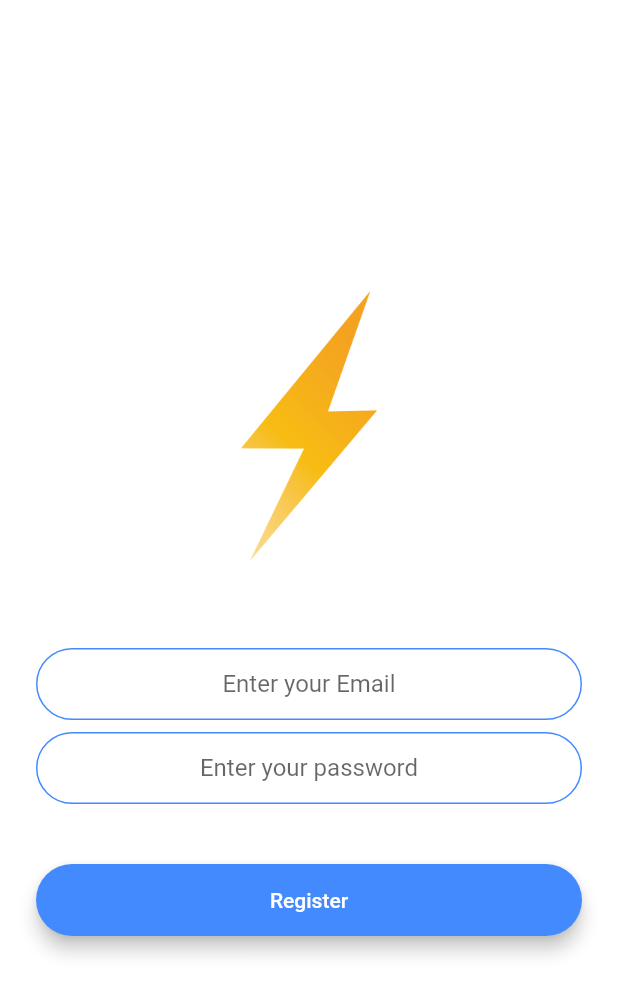
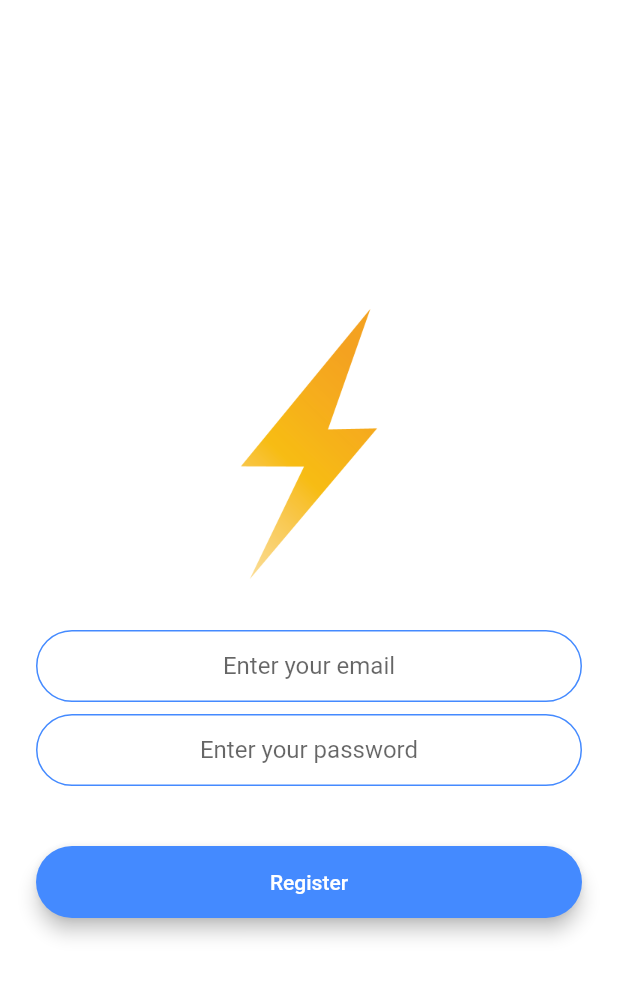
Before and after one commit to buba-oss/amochat, a Flutter app: the RegistrationScreen screen opened by its route, on a phone screen of 412 x 824 dp. Shown: the top 995 px of the screen. Run offline on Flutter 3.47's test engine with Material 2 defaults, Android fonts, the phone set to English and light mode, and no system bars; drawn by our look-alikes of modal_progress_hud_nsn; our stand-ins replace animated_text_kit, cloud_firestore, firebase_auth, firebase_core; accounts and stored records are empty.

```diff
--- /dev/null
+++ b/lib/ modal_progress_hud/modal_progress_hud.dart
@@ -0,0 +1 @@
+// TODO Implement this library.
--- a/lib/components/rounded_button.dart
+++ b/lib/components/rounded_button.dart
@@ -7,7 +7,6 @@ class RoundedButton extends StatelessWidget {
   final Color colour;
   final String title;
   final Function onPressed;
-
   @override
   Widget build(BuildContext context) {
     return Padding(
--- a/lib/main.dart
+++ b/lib/main.dart
@@ -7,7 +7,6 @@ import 'package:flutter/material.dart';
 
 void main() async {
   WidgetsFlutterBinding.ensureInitialized();
-
   await Firebase.initializeApp();
   runApp(AmoChat());
 }
--- a/lib/screens/registration_screen.dart
+++ b/lib/screens/registration_screen.dart
@@ -1,7 +1,9 @@
 import 'package:amochat/constants.dart';
 import 'package:amochat/screens/chat_screen.dart';
+import 'package:firebase_auth/firebase_auth.dart';
 import 'package:flutter/material.dart';
 import 'package:amochat/components/rounded_button.dart';
+import 'package:modal_progress_hud_nsn/modal_progress_hud_nsn.dart';
 
 class RegistrationScreen extends StatefulWidget {
   static const String id = 'registration_screen';
@@ -12,7 +14,7 @@ class RegistrationScreen extends StatefulWidget {
 }
 
 class _RegistrationScreenState extends State<RegistrationScreen> {
-
+  bool showSpinner = false;
   late String  email;
   late String password;
 
@@ -22,21 +24,25 @@ class _RegistrationScreenState extends State<RegistrationScreen> {
   Widget build(BuildContext context) {
     return Scaffold(
       backgroundColor: Colors.white,
-      body: Padding(
+      body: ModalProgressHUD(
+        inAsyncCall: showSpinner,
+        child: Padding(
           padding: EdgeInsets.symmetric(horizontal: 24.0),
           child: Column(
             mainAxisAlignment: MainAxisAlignment.center,
             crossAxisAlignment: CrossAxisAlignment.stretch,
             children: <Widget>[
-            Hero(
+              Flexible(
+                child: Hero(
                   tag: 'logo',
                   child: Container(
                     height: 200.0,
                     child: Image.asset('images/logo.png'),
                   ),
                 ),
+              ),
               SizedBox(
-              height: 48.0,
+                height: 24.0,
               ),
               TextField(
                 keyboardType: TextInputType.emailAddress,
@@ -45,7 +51,7 @@ class _RegistrationScreenState extends State<RegistrationScreen> {
                   email = value;
                 },
                 decoration:
-                  kTextFieldDecoration.copyWith(hintText: 'Enter your Email'),
+                    kTextFieldDecoration.copyWith(hintText: 'Enter your email'),
               ),
               SizedBox(
                 height: 8.0,
@@ -66,9 +72,18 @@ class _RegistrationScreenState extends State<RegistrationScreen> {
                 colour: Colors.blueAccent,
                 title: 'Register',
                 onPressed: () async {
+                  setState(() {
+                  showSpinner = true;
+                  });
                   try {
+                    await FirebaseAuth.instance.createUserWithEmailAndPassword(email: email, password: password);
                     Navigator.pushNamed(context, ChatScreen.id);
-                } catch (e) {
+                    setState(() {
+                      showSpinner = false;
+                    });
+                    Navigator.pushReplacementNamed(context, ChatScreen.id);
+                  }
+                  catch (e) {
                     print(e);
                   }
                 },
@@ -76,6 +91,7 @@ class _RegistrationScreenState extends State<RegistrationScreen> {
             ],
           ),
         ),
+      ),
     );
   }
 }
--- a/pubspec.yaml
+++ b/pubspec.yaml
@@ -18,6 +18,7 @@ dependencies:
   firebase_core: ^1.13.1
   firebase_auth: ^3.3.11
   cloud_firestore: ^3.1.10
+  modal_progress_hud_nsn: ^0.1.0-nullsafety-1
 
 dev_dependencies:
   flutter_test:
```
Also changed, not shown: lib/screens/chat_screen.dart (+38 -7 lines), lib/screens/login_screen.dart (+38 -8 lines), pubspec.lock. Lines whose indentation alone changed are shown as unchanged.
